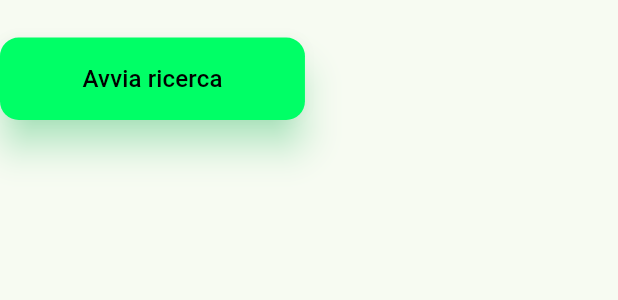
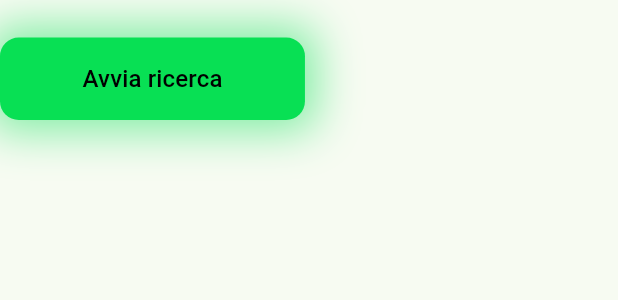
Before and after one commit to VoidElle/black-theory, a Flutter app: the GlobalNeonButton widget shown alone on an empty page, opened directly, on a phone screen of 412 x 824 dp. Shown: the top 300 px of the screen. Run offline on Flutter 3.47's test engine with Material 3 defaults, Android fonts, the phone set to English and light mode, and no system bars; our stand-ins replace dio, flutter_dotenv, flutter_riverpod, go_router, pretty_dio_logger, qr_flutter and 3 more; accounts and stored records are empty; generated files the repository leaves out were written again.

Commit message:
chore: Aligned design with real app

```diff
--- a/lib/utils/global_colors.dart
+++ b/lib/utils/global_colors.dart
@@ -3,6 +3,7 @@ import 'package:flutter/material.dart';
 class GlobalColors {
 
   // Primary color
-  static final Color primaryNeonGreenColor = const Color(0xFF00FF66);
+  static final Color primaryNeonGreenColor = const Color(0xFF08e054);
+  static final Color secondaryGreenColor = const Color(0xFFa3deb2);
 
 }
--- a/lib/widgets/global_neon_button.dart
+++ b/lib/widgets/global_neon_button.dart
@@ -20,27 +20,38 @@ class GlobalNeonButton extends StatelessWidget {
   Widget build(BuildContext context) {
     return Padding(
       padding: padding,
+      child: Container(
+        decoration: BoxDecoration(
+          borderRadius: BorderRadius.circular(12.5),
+          boxShadow: [
+            BoxShadow(
+              color: GlobalColors.primaryNeonGreenColor.withValues(alpha: .5),
+              spreadRadius: 7.5,
+              blurRadius: 25,
+              offset: const Offset(0, 0), // Centered glow
+            ),
+          ],
+        ),
         child: ElevatedButton(
           onPressed: onPressed,
           style: ElevatedButton.styleFrom(
-          backgroundColor: GlobalColors.primaryNeonGreenColor, // Neon green
+            backgroundColor: GlobalColors.primaryNeonGreenColor,
             shape: RoundedRectangleBorder(
-            borderRadius: BorderRadius.circular(12.5), // Rounded corners
+              borderRadius: BorderRadius.circular(12.5),
             ),
             padding: const EdgeInsets.symmetric(
               vertical: 16,
               horizontal: 55,
             ),
-          elevation: 10, // Strong shadow/glow
-          shadowColor: GlobalColors.primaryNeonGreenColor.withValues(
-            alpha: 0.5,
-          ), // Neon green glow
+            elevation: 0, // Disable default directional shadow
+            shadowColor: Colors.transparent, // Avoid conflict
           ),
           child: Text(
             text,
-          style: TextStyle(
+            style: const TextStyle(
               fontSize: 16,
-            color: Colors.black, // For contrast on green
+              color: Colors.black,
+            ),
           ),
         ),
       ),
```
Also changed, not shown: lib/pages/qr_code_page.dart (+43 -5 lines). Lines whose indentation alone changed are shown as unchanged.
